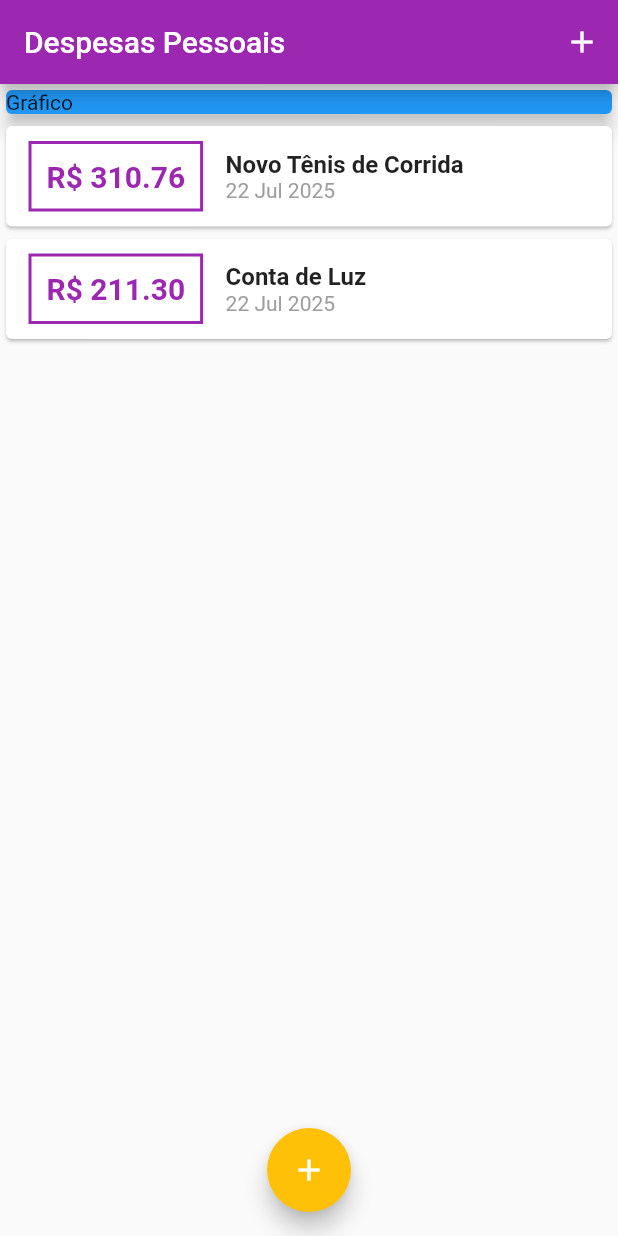
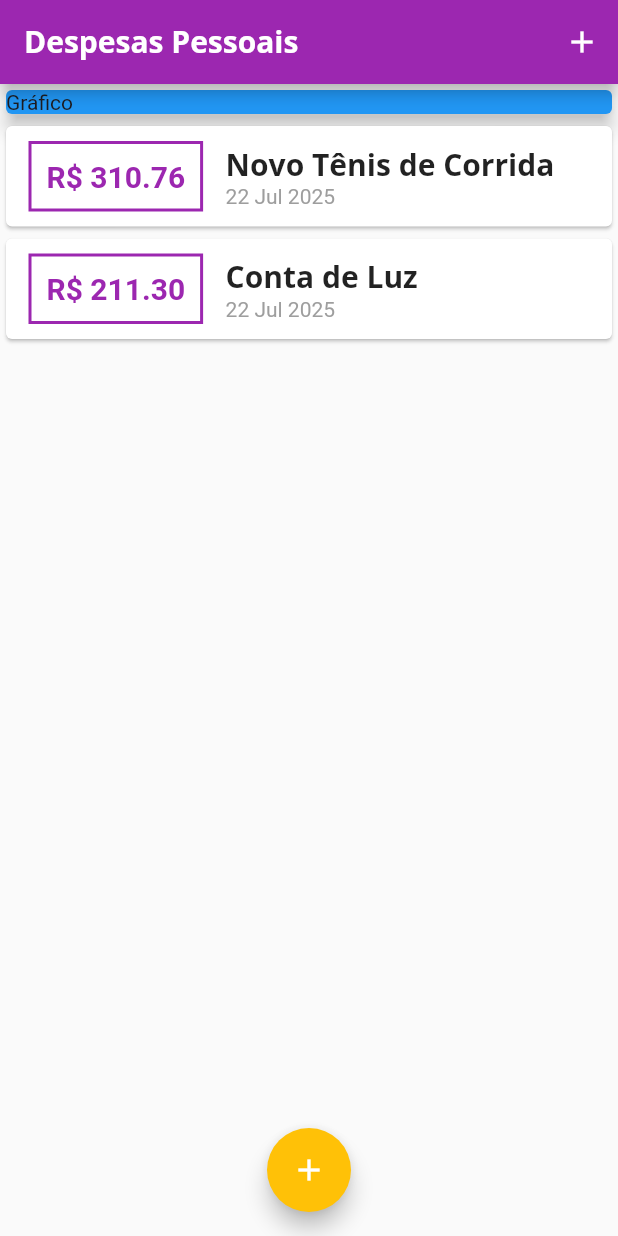
Before and after one commit to higornobrega/Curso_Aprenda_Flutter_e_Desenvolva_Apps_Para_Android_e_IOS, a Flutter app: the screen it shows after launch, on a phone screen of 412 x 824 dp. Run offline on Flutter 3.47's test engine with Material 3 defaults, Android fonts, the phone set to English and light mode, and no system bars.

Commit message:
Adiciona fontes OpenSans e Quicksand ao projeto e atualiza o tema para usar titleLarge

```diff
--- a/secao_quatro/expenses/lib/components/transaction_list.dart
+++ b/secao_quatro/expenses/lib/components/transaction_list.dart
@@ -38,10 +38,11 @@ class TransactionList extends StatelessWidget {
                   children: [
                     Text(
                       tr.title,
-                      style: TextStyle(
-                        fontSize: 16,
-                        fontWeight: FontWeight.bold,
-                      ),
+                      style: Theme.of(context).textTheme.titleLarge,
+                      // style: TextStyle(
+                      //   fontSize: 16,
+                      //   fontWeight: FontWeight.bold,
+                      // ),
                     ),
 
                     Text(
--- a/secao_quatro/expenses/lib/main.dart
+++ b/secao_quatro/expenses/lib/main.dart
@@ -15,11 +15,19 @@ class ExpensesApp extends StatelessWidget {
     return MaterialApp(
       home: const MyHomePage(),
       theme: ThemeData(
-        useMaterial3: false,
+        fontFamily: 'Quicksand',
+        textTheme: ThemeData.light().textTheme.copyWith(
+          titleLarge: TextStyle(
+            fontFamily: 'OpenSans',
+            fontSize: 20,
+            fontWeight: FontWeight.bold,
+          ),
+        ),
         appBarTheme: AppBarTheme(
           backgroundColor: Colors.purple,
           foregroundColor: Colors.white,
         ),
+        useMaterial3: false,
         colorScheme: ColorScheme.fromSeed(
           seedColor: Colors.amber,
           primary: Colors.purple,
@@ -112,3 +120,9 @@ class _MyHomePageState extends State<MyHomePage> {
     );
   }
 }
+
+// Com as atualizações do Flutter, algumas palavras-chave são modificadas, como
+//foi o caso do que aconteceu com essa. Para quem estiver obtendo a advertência
+//'title'/'headline6' is deprecated and shouldn't be used, será preciso fazer
+//uma correção. Sempre que for necessário utilizar 'title' ou 'headline6',
+//substitua por 'titleLarge'.
```
Also changed, not shown: secao_quatro/expenses/pubspec.yaml (+12 -6 lines), secao_quatro/expenses/assets/fonts/OpenSans-Bold.ttf (added), secao_quatro/expenses/assets/fonts/OpenSans-Regular.ttf (added), secao_quatro/expenses/assets/fonts/Quicksand-Bold.ttf (added), secao_quatro/expenses/assets/fonts/Quicksand-Light.ttf (added), secao_quatro/expenses/assets/fonts/Quicksand-Medium.ttf (added), secao_quatro/expenses/assets/fonts/Quicksand-Regular.ttf (added), secao_quatro/expenses/pubspec.lock.
